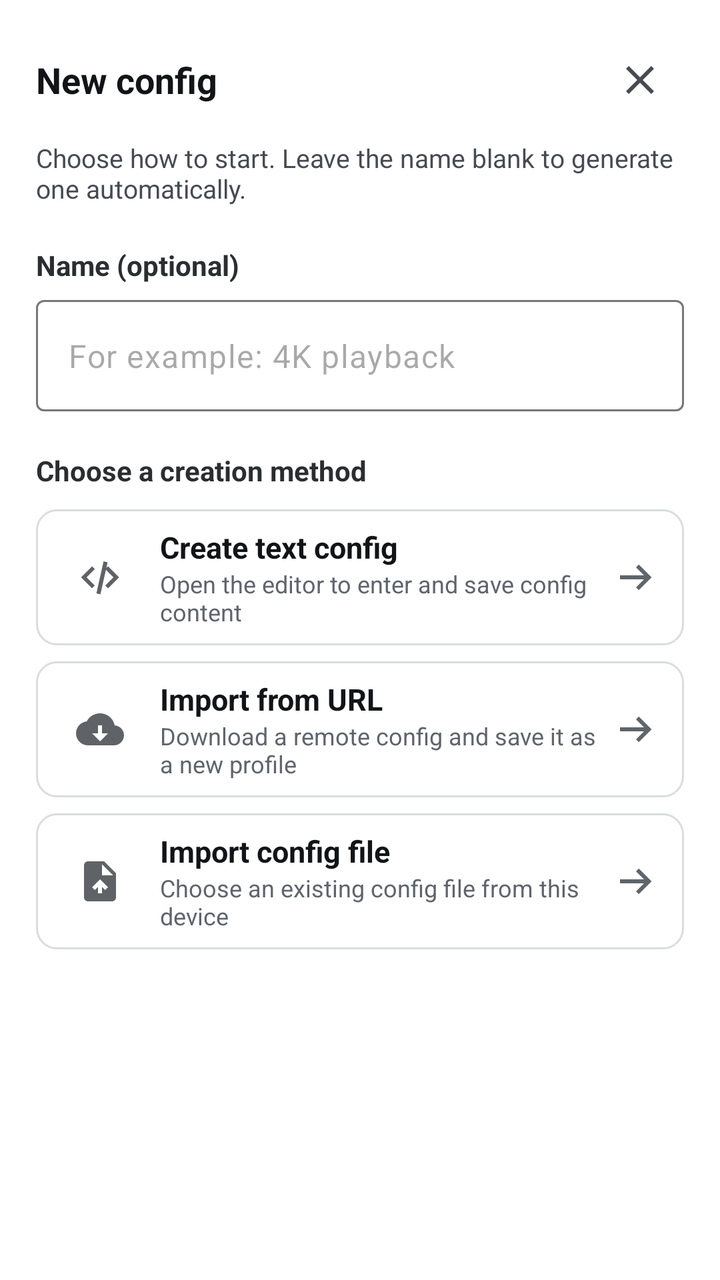
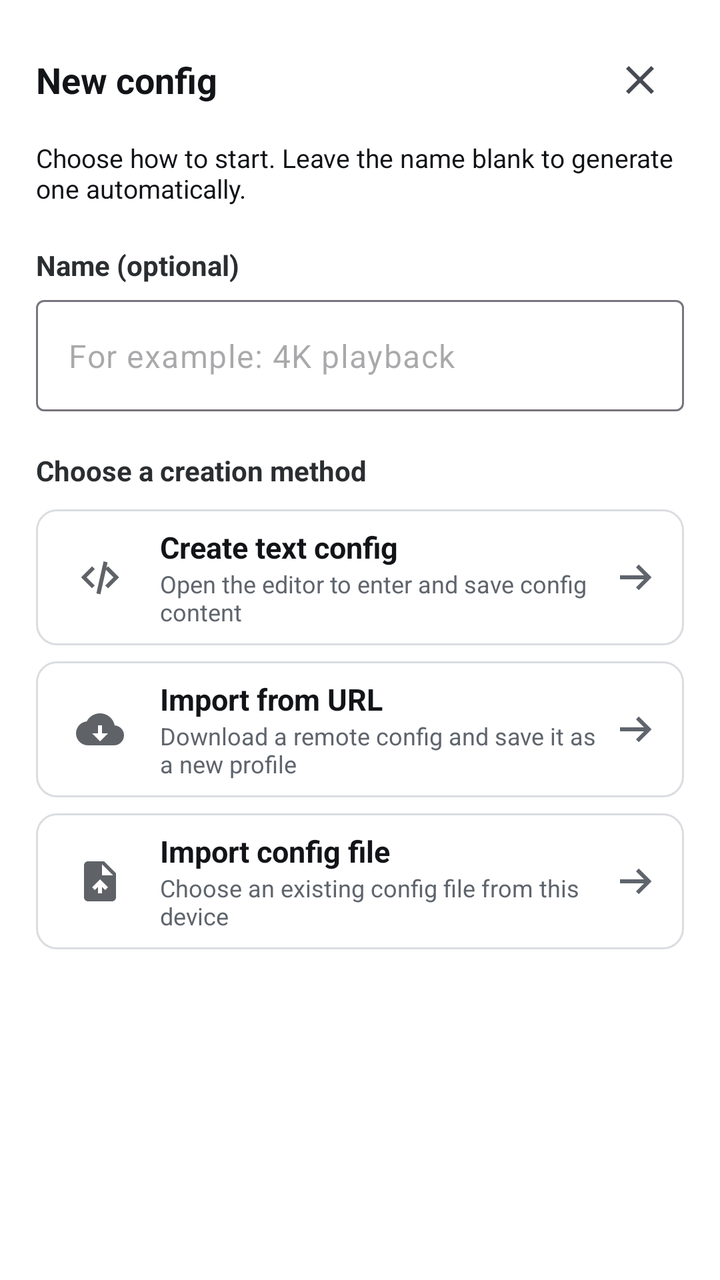

Screens rendered from an Android XML layout before and after an edit, with the pre-edit source and the edit as a unified diff.
<!-- AndroidManifest.xml: application theme Theme.App -->
<!-- res/layout/dialog_mpv_config_create.xml -->
<?xml version="1.0" encoding="utf-8"?>
<androidx.appcompat.widget.LinearLayoutCompat xmlns:android="http://schemas.android.com/apk/res/android"
    xmlns:app="http://schemas.android.com/apk/res-auto"
    android:layout_width="match_parent"
    android:layout_height="wrap_content"
    android:background="@drawable/shape_shell_proxy_dialog"
    android:orientation="vertical"
    android:padding="18dp">

    <androidx.appcompat.widget.LinearLayoutCompat
        android:layout_width="match_parent"
        android:layout_height="44dp"
        android:gravity="center_vertical"
        android:orientation="horizontal">

        <com.google.android.material.textview.MaterialTextView
            android:id="@+id/createTitle"
            android:layout_width="0dp"
            android:layout_height="wrap_content"
            android:layout_weight="1"
            android:gravity="start|center_vertical"
            android:text="@string/mpv_config_create_title"
            android:textColor="#121417"
            android:textSize="18sp"
            android:textStyle="bold" />

        <androidx.appcompat.widget.AppCompatImageButton
            android:id="@+id/close"
            android:layout_width="44dp"
            android:layout_height="40dp"
            android:background="@drawable/selector_mpv_icon_button"
            android:contentDescription="@string/mpv_config_close"
            android:focusable="true"
            android:padding="10dp"
            android:src="@drawable/ic_dialog_close"
            android:tint="#464B53" />

    </androidx.appcompat.widget.LinearLayoutCompat>

    <com.google.android.material.textview.MaterialTextView
        android:id="@+id/chooseAction"
        android:layout_width="match_parent"
        android:layout_height="wrap_content"
        android:layout_marginTop="8dp"
        android:text="@string/mpv_config_create_desc"
        android:textColor="#464B53"
        android:textSize="13sp" />

    <com.google.android.material.textview.MaterialTextView
        android:id="@+id/nameLabel"
        android:layout_width="match_parent"
        android:layout_height="wrap_content"
        android:layout_marginTop="20dp"
        android:text="@string/mpv_config_name_optional"
        android:textColor="#2B2E31"
        android:textSize="14sp"
        android:textStyle="bold" />

    <com.google.android.material.textfield.TextInputLayout
        android:id="@+id/nameLayout"
        style="@style/Widget.Material3.TextInputLayout.OutlinedBox"
        android:layout_width="match_parent"
        android:layout_height="wrap_content"
        android:layout_marginTop="8dp"
        app:hintEnabled="false">

        <com.google.android.material.textfield.TextInputEditText
            android:id="@+id/name"
            android:layout_width="match_parent"
            android:layout_height="wrap_content"
            android:hint="@string/mpv_config_name_example"
            android:imeOptions="actionNext"
            android:inputType="textCapSentences"
            android:maxLines="1" />

    </com.google.android.material.textfield.TextInputLayout>

    <androidx.appcompat.widget.LinearLayoutCompat
        android:id="@+id/scriptSettingsPanel"
        android:layout_width="match_parent"
        android:layout_height="wrap_content"
        android:layout_marginTop="16dp"
        android:orientation="vertical"
        android:visibility="gone">

        <androidx.appcompat.widget.LinearLayoutCompat
            android:id="@+id/scriptEnabledRow"
            android:layout_width="match_parent"
            android:layout_height="wrap_content"
            android:layout_marginBottom="8dp"
            android:gravity="center_vertical"
            android:orientation="horizontal"
            android:visibility="gone">

            <com.google.android.material.textview.MaterialTextView
                android:layout_width="0dp"
                android:layout_height="wrap_content"
                android:layout_weight="1"
                android:labelFor="@id/scriptEnabled"
                android:text="@string/mpv_config_script_enabled"
                android:textColor="#2B2E31"
                android:textSize="14sp"
                android:textStyle="bold" />

            <com.google.android.material.switchmaterial.SwitchMaterial
                android:id="@+id/scriptEnabled"
                android:layout_width="wrap_content"
                android:layout_height="wrap_content"
                android:checked="true" />

        </androidx.appcompat.widget.LinearLayoutCompat>

        <androidx.appcompat.widget.LinearLayoutCompat
            android:layout_width="match_parent"
            android:layout_height="wrap_content"
            android:gravity="center_vertical"
            android:orientation="horizontal">

            <com.google.android.material.textview.MaterialTextView
                android:layout_width="0dp"
                android:layout_height="wrap_content"
                android:layout_weight="1"
                android:text="@string/mpv_config_custom_button_enabled"
                android:textColor="#2B2E31"
                android:textSize="14sp"
                android:textStyle="bold" />

            <com.google.android.material.switchmaterial.SwitchMaterial
                android:id="@+id/buttonEnabled"
                android:layout_width="wrap_content"
                android:layout_height="wrap_content"
                android:checked="true" />

        </androidx.appcompat.widget.LinearLayoutCompat>

        <com.google.android.material.textview.MaterialTextView
            android:layout_width="match_parent"
            android:layout_height="wrap_content"
            android:layout_marginTop="18dp"
            android:text="@string/mpv_config_custom_button_trigger"
            android:textColor="#2B2E31"
            android:textSize="14sp"
            android:textStyle="bold" />

        <com.google.android.material.button.MaterialButtonToggleGroup
            android:id="@+id/triggerGroup"
            android:layout_width="match_parent"
            android:layout_height="48dp"
            android:layout_marginTop="8dp"
            app:checkedButton="@id/triggerClick"
            app:selectionRequired="true"
            app:singleSelection="true">

            <com.google.android.material.button.MaterialButton
                android:id="@+id/triggerClick"
                style="@style/Widget.Material3.Button.OutlinedButton"
                android:layout_width="0dp"
                android:layout_height="match_parent"
                android:layout_weight="1"
                android:minHeight="0dp"
                android:text="@string/mpv_config_custom_button_trigger_click" />

            <com.google.android.material.button.MaterialButton
                android:id="@+id/triggerLong"
                style="@style/Widget.Material3.Button.OutlinedButton"
                android:layout_width="0dp"
                android:layout_height="match_parent"
                android:layout_weight="1"
                android:minHeight="0dp"
                android:text="@string/mpv_config_custom_button_trigger_long" />

            <com.google.android.material.button.MaterialButton
                android:id="@+id/triggerStartup"
                style="@style/Widget.Material3.Button.OutlinedButton"
                android:layout_width="0dp"
                android:layout_height="match_parent"
                android:layout_weight="1"
                android:minHeight="0dp"
                android:text="@string/mpv_config_custom_button_trigger_startup" />

        </com.google.android.material.button.MaterialButtonToggleGroup>

    </androidx.appcompat.widget.LinearLayoutCompat>

    <androidx.appcompat.widget.LinearLayoutCompat
        android:id="@+id/scriptButtonPanel"
        android:layout_width="match_parent"
        android:layout_height="wrap_content"
        android:layout_marginTop="10dp"
        android:orientation="vertical"
        android:visibility="gone">

        <com.google.android.material.button.MaterialButton
            android:id="@+id/scriptEdit"
            style="@style/Widget.Material3.Button.OutlinedButton"
            android:layout_width="match_parent"
            android:layout_height="44dp"
            android:minHeight="44dp"
            android:text="@string/mpv_config_script_open_editor"
            android:visibility="gone" />

        <com.fongmi.android.tv.ui.custom.MpvConfigEditText
            android:id="@+id/scriptCode"
            android:layout_width="match_parent"
            android:layout_height="wrap_content"
            android:layout_marginTop="10dp"
            android:background="@drawable/shape_mpv_editor"
            android:gravity="top|start"
            android:hint="@string/mpv_config_custom_button_code_hint"
            android:inputType="textMultiLine|textNoSuggestions"
            android:minHeight="260dp"
            android:overScrollMode="ifContentScrolls"
            android:padding="12dp"
            android:scrollbars="vertical|horizontal"
            android:textColor="#1E2023"
            android:textSize="13sp" />

        <androidx.appcompat.widget.LinearLayoutCompat
            android:layout_width="match_parent"
            android:layout_height="30dp"
            android:gravity="center_vertical"
            android:paddingStart="4dp"
            android:paddingEnd="4dp">

            <com.google.android.material.textview.MaterialTextView
                android:id="@+id/scriptStats"
                android:layout_width="wrap_content"
                android:layout_height="wrap_content"
                android:textColor="#5F656D"
                android:textSize="11sp" />

        </androidx.appcompat.widget.LinearLayoutCompat>

        <androidx.appcompat.widget.LinearLayoutCompat
            android:layout_width="match_parent"
            android:layout_height="wrap_content"
            android:layout_marginTop="14dp"
            android:gravity="end|center_vertical"
            android:orientation="horizontal">

            <com.google.android.material.button.MaterialButton
                android:id="@+id/buttonCancel"
                style="@style/Widget.Material3.Button.OutlinedButton"
                android:layout_width="wrap_content"
                android:layout_height="40dp"
                android:minHeight="40dp"
                android:text="@string/mpv_config_close" />

            <com.google.android.material.button.MaterialButton
                android:id="@+id/buttonSave"
                style="@style/Widget.Material3.Button"
                android:layout_width="wrap_content"
                android:layout_height="40dp"
                android:layout_marginStart="8dp"
                android:minHeight="40dp"
                android:text="@string/mpv_config_save"
                android:textColor="@color/dialog_primary_button_text"
                app:backgroundTint="@color/dialog_primary_button_bg" />

        </androidx.appcompat.widget.LinearLayoutCompat>

    </androidx.appcompat.widget.LinearLayoutCompat>

    <com.google.android.material.textview.MaterialTextView
        android:id="@+id/methodLabel"
        android:layout_width="match_parent"
        android:layout_height="wrap_content"
        android:layout_marginTop="20dp"
        android:text="@string/mpv_config_choose_action"
        android:textColor="#2B2E31"
        android:textSize="14sp"
        android:textStyle="bold" />

    <androidx.appcompat.widget.LinearLayoutCompat
        android:id="@+id/textOption"
        android:layout_width="match_parent"
        android:layout_height="68dp"
        android:layout_marginTop="10dp"
        android:background="@drawable/selector_mpv_create_action"
        android:clickable="true"
        android:focusable="true"
        android:gravity="center_vertical"
        android:orientation="horizontal"
        android:paddingStart="14dp"
        android:paddingEnd="12dp">

        <androidx.appcompat.widget.AppCompatImageView
            android:layout_width="36dp"
            android:layout_height="36dp"
            android:padding="6dp"
            android:src="@drawable/ic_mpv_text_config" />

        <androidx.appcompat.widget.LinearLayoutCompat
            android:layout_width="0dp"
            android:layout_height="wrap_content"
            android:layout_marginStart="12dp"
            android:layout_weight="1"
            android:orientation="vertical">

            <com.google.android.material.textview.MaterialTextView
                android:id="@+id/textOptionTitle"
                android:layout_width="match_parent"
                android:layout_height="wrap_content"
                android:text="@string/mpv_config_text_edit"
                android:textColor="#121417"
                android:textSize="15sp"
                android:textStyle="bold" />

            <com.google.android.material.textview.MaterialTextView
                android:id="@+id/textOptionDesc"
                android:layout_width="match_parent"
                android:layout_height="wrap_content"
                android:text="@string/mpv_config_text_edit_desc"
                android:textColor="#5F656D"
                android:textSize="12sp" />

        </androidx.appcompat.widget.LinearLayoutCompat>

        <androidx.appcompat.widget.AppCompatImageView
            android:layout_width="24dp"
            android:layout_height="24dp"
            android:src="@drawable/ic_sync_arrow_right"
            android:tint="#5F656D" />

    </androidx.appcompat.widget.LinearLayoutCompat>

    <androidx.appcompat.widget.LinearLayoutCompat
        android:id="@+id/urlOption"
        android:layout_width="match_parent"
        android:layout_height="68dp"
        android:layout_marginTop="8dp"
        android:background="@drawable/selector_mpv_create_action"
        android:clickable="true"
        android:focusable="true"
        android:gravity="center_vertical"
        android:orientation="horizontal"
        android:paddingStart="14dp"
        android:paddingEnd="12dp">

        <androidx.appcompat.widget.AppCompatImageView
            android:layout_width="36dp"
            android:layout_height="36dp"
            android:padding="6dp"
            android:src="@drawable/ic_git_cloud_download" />

        <androidx.appcompat.widget.LinearLayoutCompat
            android:layout_width="0dp"
            android:layout_height="wrap_content"
            android:layout_marginStart="12dp"
            android:layout_weight="1"
            android:orientation="vertical">

            <com.google.android.material.textview.MaterialTextView
                android:id="@+id/urlOptionTitle"
                android:layout_width="match_parent"
                android:layout_height="wrap_content"
                android:text="@string/mpv_config_import_url"
                android:textColor="#121417"
                android:textSize="15sp"
                android:textStyle="bold" />

            <com.google.android.material.textview.MaterialTextView
                android:id="@+id/urlOptionDesc"
                android:layout_width="match_parent"
                android:layout_height="wrap_content"
                android:text="@string/mpv_config_import_url_desc"
                android:textColor="#5F656D"
                android:textSize="12sp" />

        </androidx.appcompat.widget.LinearLayoutCompat>

        <androidx.appcompat.widget.AppCompatImageView
            android:layout_width="24dp"
            android:layout_height="24dp"
            android:src="@drawable/ic_sync_arrow_right"
            android:tint="#5F656D" />

    </androidx.appcompat.widget.LinearLayoutCompat>

    <androidx.appcompat.widget.LinearLayoutCompat
        android:id="@+id/importOption"
        android:layout_width="match_parent"
        android:layout_height="68dp"
        android:layout_marginTop="8dp"
        android:layout_marginBottom="2dp"
        android:background="@drawable/selector_mpv_create_action"
        android:clickable="true"
        android:focusable="true"
        android:gravity="center_vertical"
        android:orientation="horizontal"
        android:paddingStart="14dp"
        android:paddingEnd="12dp">

        <androidx.appcompat.widget.AppCompatImageView
            android:layout_width="36dp"
            android:layout_height="36dp"
            android:padding="6dp"
            android:src="@drawable/ic_mpv_import_config" />

        <androidx.appcompat.widget.LinearLayoutCompat
            android:layout_width="0dp"
            android:layout_height="wrap_content"
            android:layout_marginStart="12dp"
            android:layout_weight="1"
            android:orientation="vertical">

            <com.google.android.material.textview.MaterialTextView
                android:id="@+id/importOptionTitle"
                android:layout_width="match_parent"
                android:layout_height="wrap_content"
                android:text="@string/mpv_config_import_file"
                android:textColor="#121417"
                android:textSize="15sp"
                android:textStyle="bold" />

            <com.google.android.material.textview.MaterialTextView
                android:id="@+id/importOptionDesc"
                android:layout_width="match_parent"
                android:layout_height="wrap_content"
                android:text="@string/mpv_config_import_file_desc"
                android:textColor="#5F656D"
                android:textSize="12sp" />

        </androidx.appcompat.widget.LinearLayoutCompat>

        <androidx.appcompat.widget.AppCompatImageView
            android:layout_width="24dp"
            android:layout_height="24dp"
            android:src="@drawable/ic_sync_arrow_right"
            android:tint="#5F656D" />

    </androidx.appcompat.widget.LinearLayoutCompat>

    <androidx.appcompat.widget.LinearLayoutCompat
        android:id="@+id/urlPanel"
        android:layout_width="match_parent"
        android:layout_height="wrap_content"
        android:layout_marginTop="20dp"
        android:orientation="vertical"
        android:visibility="gone">

        <com.google.android.material.textview.MaterialTextView
            android:layout_width="match_parent"
            android:layout_height="wrap_content"
            android:text="@string/mpv_config_import_url"
            android:textColor="#2B2E31"
            android:textSize="14sp"
            android:textStyle="bold" />

        <com.google.android.material.textfield.TextInputLayout
            android:id="@+id/urlLayout"
            style="@style/Widget.Material3.TextInputLayout.OutlinedBox"
            android:layout_width="match_parent"
            android:layout_height="wrap_content"
            android:layout_marginTop="8dp"
            app:hintEnabled="false">

            <com.google.android.material.textfield.TextInputEditText
                android:id="@+id/url"
                android:layout_width="match_parent"
                android:layout_height="wrap_content"
                android:hint="@string/mpv_config_url_hint"
                android:imeOptions="actionDone"
                android:inputType="textUri"
                android:maxLines="1" />

        </com.google.android.material.textfield.TextInputLayout>

        <androidx.appcompat.widget.LinearLayoutCompat
            android:layout_width="match_parent"
            android:layout_height="wrap_content"
            android:layout_marginTop="16dp"
            android:gravity="end|center_vertical"
            android:orientation="horizontal">

            <com.google.android.material.button.MaterialButton
                android:id="@+id/urlBack"
                style="@style/Widget.Material3.Button.OutlinedButton"
                android:layout_width="wrap_content"
                android:layout_height="40dp"
                android:minWidth="64dp"
                android:text="@string/mpv_config_method"
                android:textColor="@color/dialog_outlined_button_text"
                app:backgroundTint="@color/dialog_outlined_button_bg"
                app:strokeColor="@color/dialog_outlined_button_stroke" />

            <com.google.android.material.button.MaterialButton
                android:id="@+id/urlImport"
                style="@style/Widget.Material3.Button"
                android:layout_width="wrap_content"
                android:layout_height="40dp"
                android:layout_marginStart="8dp"
                android:minHeight="40dp"
                android:text="@string/mpv_config_import"
                android:textColor="@color/dialog_primary_button_text"
                app:backgroundTint="@color/dialog_primary_button_bg" />

        </androidx.appcompat.widget.LinearLayoutCompat>

    </androidx.appcompat.widget.LinearLayoutCompat>

</androidx.appcompat.widget.LinearLayoutCompat>
<!-- resources referenced by this layout -->
<resources>
  <!-- drawable ic_dialog_close (drawable) -->
  <?xml version="1.0" encoding="utf-8"?>
  <vector xmlns:android="http://schemas.android.com/apk/res/android"
      android:width="24dp"
      android:height="24dp"
      android:viewportWidth="24"
      android:viewportHeight="24">
      <path
          android:fillColor="@android:color/white"
          android:pathData="M19,6.41L17.59,5 12,10.59 6.41,5 5,6.41 10.59,12 5,17.59 6.41,19 12,13.41 17.59,19 19,17.59 13.41,12z" />
  </vector>
  <!-- drawable ic_sync_arrow_right (drawable) -->
  <vector xmlns:android="http://schemas.android.com/apk/res/android"
      android:width="24dp"
      android:height="24dp"
      android:viewportWidth="24"
      android:viewportHeight="24">
      <path
          android:fillColor="#FFFFFFFF"
          android:pathData="M13.4,5.6L19.8,12L13.4,18.4L12,17L16,13H4V11H16L12,7L13.4,5.6Z" />
  </vector>
  <!-- drawable shape_mpv_editor (drawable) -->
  <?xml version="1.0" encoding="utf-8"?>
  <shape xmlns:android="http://schemas.android.com/apk/res/android" android:shape="rectangle">
      <solid android:color="#FFFFFF" />
      <corners android:radius="8dp" />
      <stroke android:width="1dp" android:color="#DADCE0" />
  </shape>
  <!-- drawable shape_shell_proxy_dialog (drawable) -->
  <?xml version="1.0" encoding="utf-8"?>
  <shape xmlns:android="http://schemas.android.com/apk/res/android"
      android:shape="rectangle">
  
      <solid android:color="@color/white" />
  
      <corners android:radius="8dp" />
  
  </shape>
  <string name="mpv_config_choose_action">Choose a creation method</string>
  <string name="mpv_config_close">Close</string>
  <string name="mpv_config_create_desc">Choose how to start. Leave the name blank to generate one automatically.</string>
  <string name="mpv_config_create_title">New config</string>
  <string name="mpv_config_custom_button_code_hint">Enter Lua script</string>
  <string name="mpv_config_custom_button_enabled">Enable button</string>
  <string name="mpv_config_custom_button_trigger">Trigger</string>
  <string name="mpv_config_custom_button_trigger_click">Click</string>
  <string name="mpv_config_custom_button_trigger_long">Long press</string>
  <string name="mpv_config_custom_button_trigger_startup">On startup</string>
  <string name="mpv_config_import">Import</string>
  <string name="mpv_config_import_file">Import config file</string>
  <string name="mpv_config_import_file_desc">Choose an existing config file from this device</string>
  <string name="mpv_config_import_url">Import from URL</string>
  <string name="mpv_config_import_url_desc">Download a remote config and save it as a new profile</string>
  <string name="mpv_config_method">Config method</string>
  <string name="mpv_config_name_example">For example: 4K playback</string>
  <string name="mpv_config_name_optional">Name (optional)</string>
  <string name="mpv_config_save">Save</string>
  <string name="mpv_config_script_enabled">Enable script</string>
  <string name="mpv_config_script_open_editor">Open editor</string>
  <string name="mpv_config_text_edit">Create text config</string>
  <string name="mpv_config_text_edit_desc">Open the editor to enter and save config content</string>
  <string name="mpv_config_url_hint">https://example.com/mpv.conf</string>
  <style name="Theme.App" parent="Theme.XingChen">
          <item name="android:windowDisablePreview">true</item>
          <item name="android:windowSplashScreenBackground">#000000</item>
          <item name="android:windowBackground">#000000</item>
      </style>
  <color name="white">#FFFFFF</color>
  <style name="Theme.XingChen" parent="Theme.Material3.DayNight.NoActionBar">
          <item name="android:windowBackground">@android:color/transparent</item>
                <item name="android:colorBackground">@android:color/transparent</item>
          <item name="colorPrimary">#f0a400</item>
          <item name="colorPrimaryVariant">#c07f00</item>
          <item name="colorOnPrimary">@android:color/white</item>
      </style>
  <!-- unchanged entries left out for length: 5 -->
</resources>

<!-- the commit's change to res/layout/dialog_mpv_config_create.xml (unified diff, before → after) -->
@@ -43,7 +43,7 @@
         android:layout_height="wrap_content"
         android:layout_marginTop="8dp"
         android:text="@string/mpv_config_create_desc"
-        android:textColor="#464B53"
+        android:textColor="#101216"
         android:textSize="13sp" />
 
     <com.google.android.material.textview.MaterialTextView
